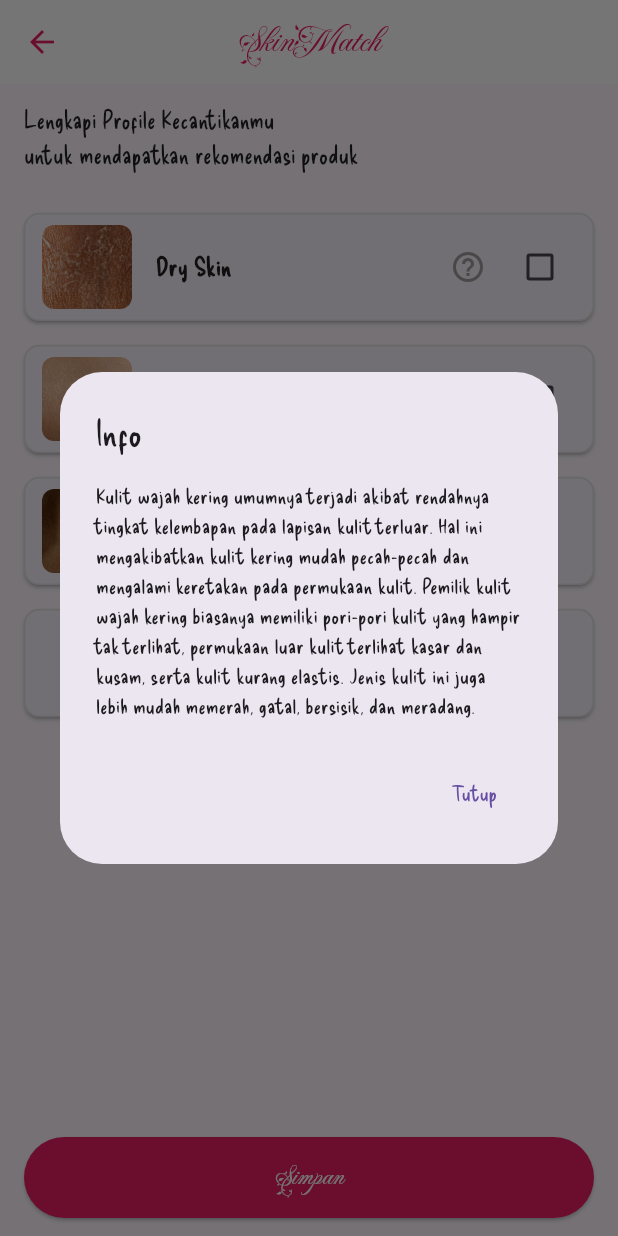
After one commit to FeliciaCalistaQK/lumiah, a Flutter app: the BeautyProfileScreen screen opened directly, after a tap on the "help outline" icon, on a phone screen of 412 x 824 dp. The commit adds this screen. Run offline on Flutter 3.47's test engine with Material 3 defaults, Android fonts, the phone set to English and light mode, and no system bars; our stand-ins replace cloud_firestore, firebase_core, shared_preferences; accounts and stored records are empty.

Commit message:
profile screen, favorite screen, beauty profile screen

```diff
--- /dev/null
+++ b/lib/screens/beautyprofile_screen.dart
@@ -0,0 +1,190 @@
+import 'package:flutter/material.dart';
+
+class BeautyProfileScreen extends StatefulWidget {
+  const BeautyProfileScreen({super.key});
+
+  @override
+  State<BeautyProfileScreen> createState() => _BeautyProfileScreenState();
+}
+
+class _BeautyProfileScreenState extends State<BeautyProfileScreen> {
+  String? selectedSkinType;
+
+  final List<Map<String, String>> skinTypes = [
+    {
+      'label': 'Dry Skin',
+      'image': 'images/dryskin.jpg',
+      'info': 'Kulit wajah kering umumnya terjadi akibat rendahnya tingkat kelembapan pada lapisan kulit terluar. Hal ini mengakibatkan kulit kering mudah pecah-pecah dan mengalami keretakan pada permukaan kulit. Pemilik kulit wajah kering biasanya memiliki pori-pori kulit yang hampir tak terlihat, permukaan luar kulit terlihat kasar dan kusam, serta kulit kurang elastis. Jenis kulit ini juga lebih mudah memerah, gatal, bersisik, dan meradang.'
+    },
+    {
+
+      'label': 'Normal Skin',
+      'image': 'images/normalskin.jpg',
+      'info': 'Jenis kulit ini cenderung memiliki keseimbangan antara jumlah kandungan air dan minyak, sehingga tidak terlalu kering tapi juga tidak terlalu berminyak. Jenis kulit wajah seperti ini biasanya jarang memiliki masalah kulit, tidak terlalu sensitif, terlihat bercahaya, dan pori-pori pun hampir tak terlihat. Jenis kulit normal juga lebih mudah dirawat.'
+    },
+    {
+      'label': 'Combination',
+      'image': 'images/combination.jpg',
+      'info': 'Jenis kulit wajah kombinasi adalah perpaduan antara kulit berminyak dan kulit kering. Seseorang dengan jenis kulit wajah ini memiliki kulit berminyak di zona T, yaitu area dagu, hidung, dan dahi, serta kulit kering di area pipi. Jenis kulit wajah ini dapat dipengaruhi oleh faktor genetik dan peningkatan hormon selama masa pubertas.',
+    },
+    {
+      'label': 'Oily Skin',
+      'image': 'images/oilyskin.jpg',
+      'info': 'Jenis kulit sensitif umumnya sangat peka dan mudah sekali mengalami alergi atau iritasi dan ruam sebagai reaksi terhadap faktor tertentu, seperti lingkungan, makanan, atau penggunaan produk kosmetik. Kulit wajah sensitif mudah terkelupas, gatal, kering, kemerahan, dan terasa perih (breakout) ketika terjadi kontak dengan berbagai hal yang dapat memicu munculnya gejala kulit sensitif.',
+    },
+  ];
+
+  void _showInfoDialog(String info) {
+    showDialog(
+      context: context,
+      builder: (context) => AlertDialog(
+        title: Text('Info'),
+        content: Text(info),
+        actions: [
+          TextButton(
+            onPressed: () => Navigator.of(context).pop(),
+            child: Text('Tutup'),
+          ),
+        ],
+      ),
+    );
+  }
+
+  void _saveSelection() {
+    if (selectedSkinType != null) {
+      // Save the selection or pass it back
+      Navigator.of(context).pop(selectedSkinType);
+    } else {
+      ScaffoldMessenger.of(context).showSnackBar(
+        SnackBar(content: Text('Silakan pilih jenis kulit')),
+      );
+    }
+  }
+
+  @override
+  Widget build(BuildContext context) {
+    return Scaffold(
+      appBar: AppBar(
+        title: const Text(
+          'SkinMatch',
+          style: TextStyle(
+            color: Colors.pink,
+            fontFamily: 'FleurDeLeah',
+            fontSize: 24,
+          ),
+        ),
+        centerTitle: true,
+        backgroundColor: Colors.white,
+        elevation: 0,
+        leading: IconButton(
+          icon: Icon(Icons.arrow_back, color: Colors.pink),
+          onPressed: () => Navigator.of(context).pop(),
+        ),
+      ),
+      body: Padding(
+        padding: const EdgeInsets.symmetric(horizontal: 16, vertical: 12),
+        child: Column(
+          crossAxisAlignment: CrossAxisAlignment.start,
+          children: [
+            Text(
+              'Lengkapi Profile Kecantikanmu\nuntuk mendapatkan rekomendasi produk',
+              style: TextStyle(
+                fontSize: 16,
+                color: Colors.black87,
+              ),
+            ),
+            SizedBox(height: 20),
+            Expanded(
+              child: ListView.builder(
+                itemCount: skinTypes.length,
+                itemBuilder: (context, index) {
+                  final skin = skinTypes[index];
+                  final isSelected = selectedSkinType == skin['label'];
+                  return Card(
+                    shape: RoundedRectangleBorder(
+                      borderRadius: BorderRadius.circular(10),
+                      side: BorderSide(
+                        color: isSelected ? Colors.pink : Colors.grey.shade300,
+                        width: isSelected ? 2 : 1,
+                      ),
+                    ),
+                    margin: EdgeInsets.symmetric(vertical: 8),
+                    child: ListTile(
+                      contentPadding: EdgeInsets.symmetric(horizontal: 12, vertical: 8),
+                      leading: ClipRRect(
+                        borderRadius: BorderRadius.circular(8),
+                        child: Image.asset(
+                          skin['image']!,
+                          width: 60,
+                          height: 60,
+                          fit: BoxFit.cover,
+                        ),
+                      ),
+                      title: Text(
+                        skin['label']!,
+                        style: TextStyle(
+                          fontWeight: FontWeight.bold,
+                          fontSize: 16,
+                          color: Colors.black87,
+                        ),
+                      ),
+                      trailing: Row(
+                        mainAxisSize: MainAxisSize.min,
+                        children: [
+                          IconButton(
+                            icon: Icon(Icons.help_outline, color: Colors.grey),
+                            onPressed: () => _showInfoDialog(skin['info']!),
+                          ),
+                          Checkbox(
+                            value: isSelected,
+                            onChanged: (bool? value) {
+                              setState(() {
+                                if (value == true) {
+                                  selectedSkinType = skin['label'];
+                                } else {
+                                  selectedSkinType = null;
+                                }
+                              });
+                            },
+                            activeColor: Colors.pink,
+                          ),
+                        ],
+                      ),
+                      onTap: () {
+                        setState(() {
+                          selectedSkinType = skin['label'];
+                        });
+                      },
+                    ),
+                  );
+                },
+              ),
+            ),
+            SizedBox(height: 10),
+            SizedBox(
+              width: double.infinity,
+              child: ElevatedButton(
+                onPressed: _saveSelection,
+                style: ElevatedButton.styleFrom(
+                  backgroundColor: Colors.pink,
+                  padding: EdgeInsets.symmetric(vertical: 14),
+                  shape: RoundedRectangleBorder(
+                    borderRadius: BorderRadius.circular(30),
+                  ),
+                ),
+                child: Text(
+                  'Simpan',
+                  style: TextStyle(
+                    fontFamily: 'FleurDeLeah',
+                    fontSize: 18,
+                    color: Colors.white,
+                  ),
+                ),
+              ),
+            ),
+          ],
+        ),
+      ),
+    );
+  }
+}
--- a/lib/screens/main_screen.dart
+++ b/lib/screens/main_screen.dart
@@ -17,7 +17,7 @@ class _MainScreenState extends State<MainScreen> {
   static List<Widget> _screenOptions = <Widget>[
     HomeScreen(),
     const ExploreScreen(),
-    // const FavoriteScreen(),
+    const FavoriteScreen(),
     const ProfileScreen(),
 
   ];
```
Also changed, not shown: lib/screens/favorite_screen.dart (+132 -110 lines), lib/screens/profile_screen.dart (+47 -6 lines), images/combination.jpg (added), images/dryskin.jpg (added), images/normalskin.jpg (added), 1 other file.
